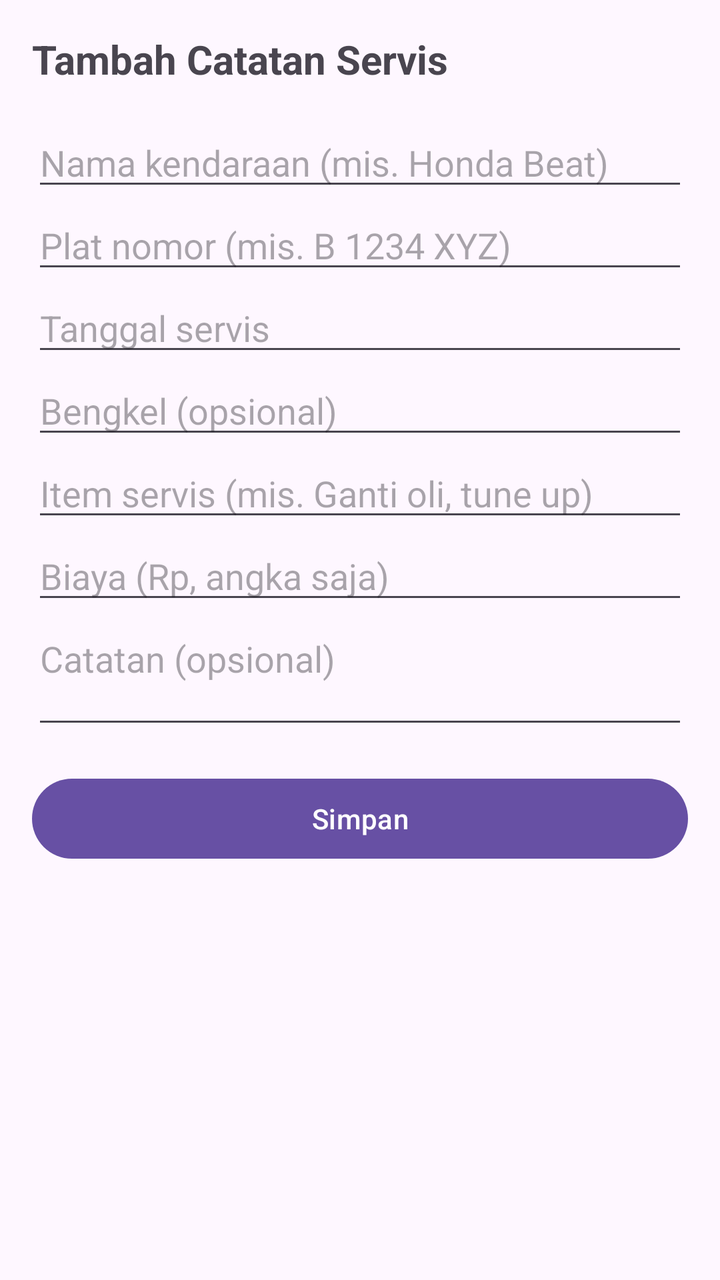
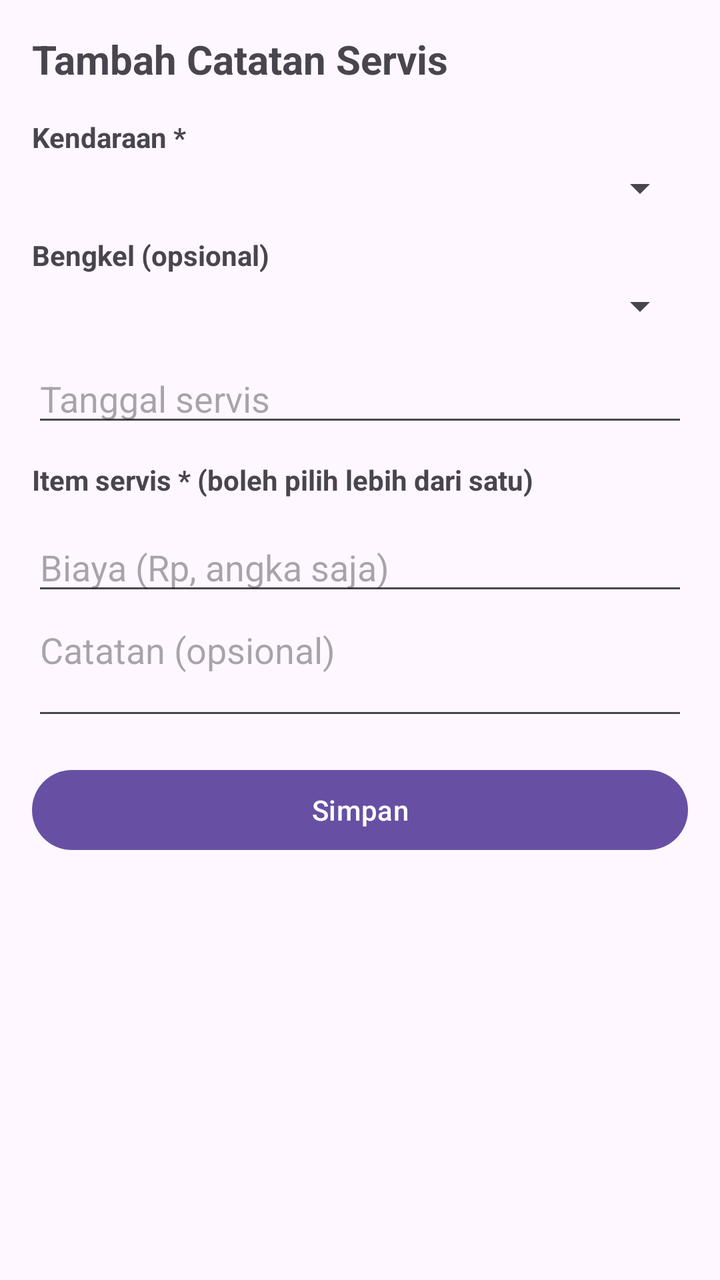

Compare the two renders of this Android layout. The source of the first and the diff that turns it into the second are given below.
<!-- AndroidManifest.xml: application theme Theme.OtoMemo -->
<!-- res/layout/activity_form.xml -->
<?xml version="1.0" encoding="utf-8"?>
<ScrollView xmlns:android="http://schemas.android.com/apk/res/android"
    android:layout_width="match_parent"
    android:layout_height="match_parent"
    android:fillViewport="true">

    <LinearLayout
        android:layout_width="match_parent"
        android:layout_height="wrap_content"
        android:orientation="vertical"
        android:padding="16dp">

        <TextView
            android:layout_width="match_parent"
            android:layout_height="wrap_content"
            android:layout_marginBottom="16dp"
            android:text="Tambah Catatan Servis"
            android:textSize="20sp"
            android:textStyle="bold" />

        <EditText
            android:id="@+id/inputVehicle"
            android:layout_width="match_parent"
            android:layout_height="wrap_content"
            android:hint="Nama kendaraan (mis. Honda Beat)"
            android:inputType="textCapWords" />

        <EditText
            android:id="@+id/inputPlate"
            android:layout_width="match_parent"
            android:layout_height="wrap_content"
            android:hint="Plat nomor (mis. B 1234 XYZ)"
            android:inputType="textCapCharacters" />

        <EditText
            android:id="@+id/inputDate"
            android:layout_width="match_parent"
            android:layout_height="wrap_content"
            android:focusable="false"
            android:hint="Tanggal servis"
            android:inputType="none" />

        <EditText
            android:id="@+id/inputWorkshop"
            android:layout_width="match_parent"
            android:layout_height="wrap_content"
            android:hint="Bengkel (opsional)"
            android:inputType="textCapWords" />

        <EditText
            android:id="@+id/inputItems"
            android:layout_width="match_parent"
            android:layout_height="wrap_content"
            android:hint="Item servis (mis. Ganti oli, tune up)"
            android:inputType="textCapSentences" />

        <EditText
            android:id="@+id/inputCost"
            android:layout_width="match_parent"
            android:layout_height="wrap_content"
            android:hint="Biaya (Rp, angka saja)"
            android:inputType="number" />

        <EditText
            android:id="@+id/inputNotes"
            android:layout_width="match_parent"
            android:layout_height="wrap_content"
            android:gravity="top"
            android:hint="Catatan (opsional)"
            android:inputType="textMultiLine"
            android:minLines="2" />

        <Button
            android:id="@+id/buttonSave"
            android:layout_width="match_parent"
            android:layout_height="wrap_content"
            android:layout_marginTop="16dp"
            android:text="@string/save" />
    </LinearLayout>
</ScrollView>
<!-- resources referenced by this layout -->
<resources>
  <string name="save">Simpan</string>
  <style name="Theme.OtoMemo" parent="Theme.Material3.DayNight.NoActionBar" />
</resources>

<!-- the commit's change to res/layout/activity_form.xml (unified diff, before → after) -->
@@ -18,46 +18,76 @@
             android:textSize="20sp"
             android:textStyle="bold" />
 
-        <EditText
-            android:id="@+id/inputVehicle"
+        <TextView
             android:layout_width="match_parent"
             android:layout_height="wrap_content"
-            android:hint="Nama kendaraan (mis. Honda Beat)"
-            android:inputType="textCapWords" />
+            android:text="Kendaraan *"
+            android:textStyle="bold" />
 
-        <EditText
-            android:id="@+id/inputPlate"
+        <Spinner
+            android:id="@+id/spinnerVehicle"
             android:layout_width="match_parent"
             android:layout_height="wrap_content"
-            android:hint="Plat nomor (mis. B 1234 XYZ)"
-            android:inputType="textCapCharacters" />
+            android:layout_marginTop="4dp" />
+
+        <TextView
+            android:id="@+id/textNoVehicle"
+            android:layout_width="match_parent"
+            android:layout_height="wrap_content"
+            android:text="Belum ada kendaraan. Tambahkan dulu di tab Kendaraan."
+            android:textColor="#C62828"
+            android:textSize="12sp"
+            android:visibility="gone" />
+
+        <TextView
+            android:layout_width="match_parent"
+            android:layout_height="wrap_content"
+            android:layout_marginTop="12dp"
+            android:text="Bengkel (opsional)"
+            android:textStyle="bold" />
+
+        <Spinner
+            android:id="@+id/spinnerWorkshop"
+            android:layout_width="match_parent"
+            android:layout_height="wrap_content"
+            android:layout_marginTop="4dp" />
 
         <EditText
             android:id="@+id/inputDate"
             android:layout_width="match_parent"
             android:layout_height="wrap_content"
+            android:layout_marginTop="12dp"
             android:focusable="false"
             android:hint="Tanggal servis"
             android:inputType="none" />
 
-        <EditText
-            android:id="@+id/inputWorkshop"
+        <TextView
             android:layout_width="match_parent"
             android:layout_height="wrap_content"
-            android:hint="Bengkel (opsional)"
-            android:inputType="textCapWords" />
+            android:layout_marginTop="12dp"
+            android:text="Item servis * (boleh pilih lebih dari satu)"
+            android:textStyle="bold" />
 
-        <EditText
-            android:id="@+id/inputItems"
+        <LinearLayout
+            android:id="@+id/checkContainer"
             android:layout_width="match_parent"
             android:layout_height="wrap_content"
-            android:hint="Item servis (mis. Ganti oli, tune up)"
-            android:inputType="textCapSentences" />
+            android:orientation="vertical" />
+
+        <TextView
+            android:id="@+id/textNoItem"
+            android:layout_width="match_parent"
+            android:layout_height="wrap_content"
+            android:text="Belum ada item servis. Tambahkan dulu di tab Item."
+            android:textColor="#C62828"
+            android:textSize="12sp"
+            android:visibility="gone" />
 
         <EditText
             android:id="@+id/inputCost"
             android:layout_width="match_parent"
             android:layout_height="wrap_content"
+            android:layout_marginTop="12dp"
             android:hint="Biaya (Rp, angka saja)"
             android:inputType="number" />
 
